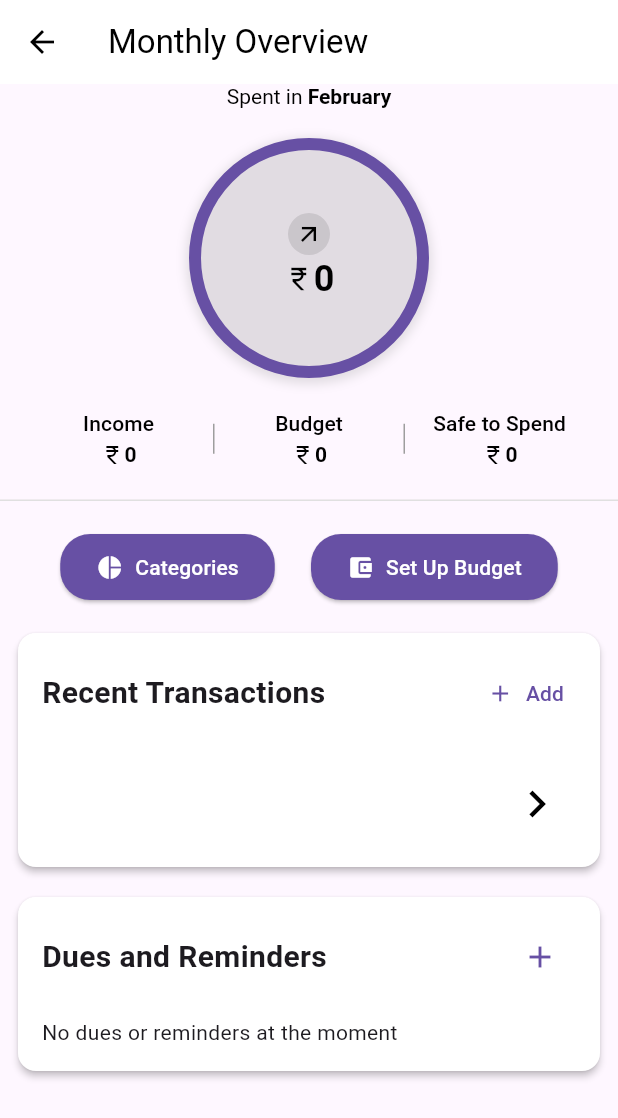
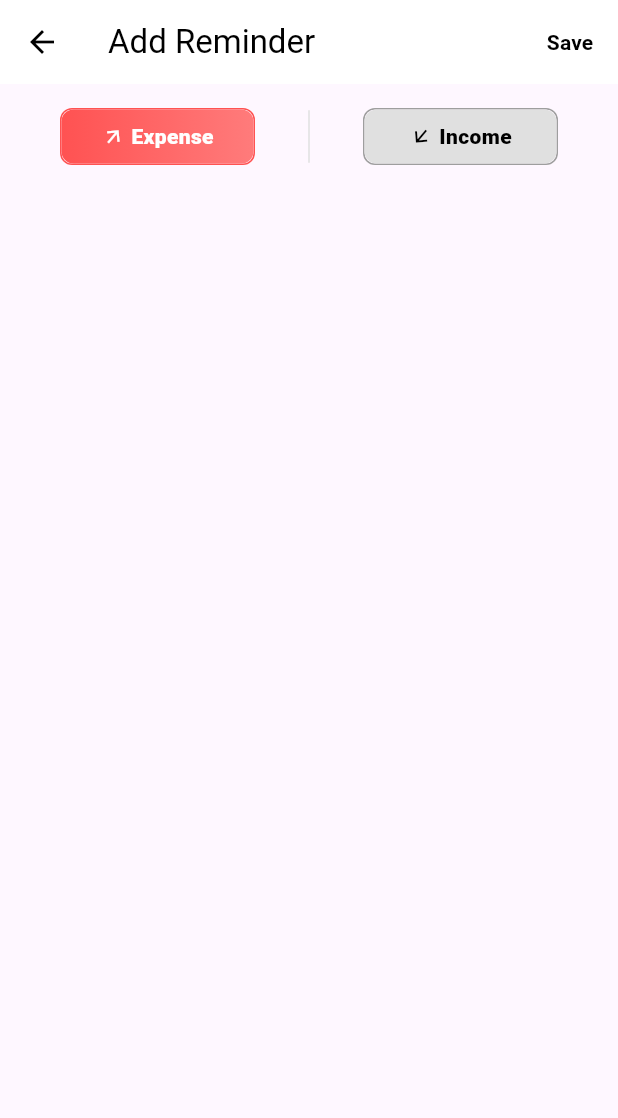
Before and after one commit to taruntejajangila/Expenses_Application, a Flutter app: the MonthlyOverview screen opened directly with empty values, after a tap on the "add" icon, on a phone screen of 412 x 824 dp. Shown: the top 1118 px of the screen. Run offline on Flutter 3.47's test engine with Material 3 defaults, Android fonts, the phone set to English and light mode, and no system bars.

Commit message:
add reminder page creation

```diff
--- a/lib/main.dart
+++ b/lib/main.dart
@@ -1,6 +1,5 @@
 import 'package:flutter/material.dart';
-import 'widgets/new_page.dart'; // Importing the new page
-
+import 'widgets/add_reminder.dart';
 import 'package:flutter_localizations/flutter_localizations.dart';
 import 'widgets/expenses.dart';
 
@@ -17,6 +16,7 @@ var kDarkColorScheme = ColorScheme.fromSeed(
 void main() {
   runApp(
     MaterialApp(
+      routes: {'/add-reminder': (context) => AddReminder()},
       localizationsDelegates: const [
         GlobalMaterialLocalizations.delegate,
         GlobalWidgetsLocalizations.delegate,
--- a/lib/widgets/Monthly_Overview.dart
+++ b/lib/widgets/Monthly_Overview.dart
@@ -517,7 +517,7 @@ class _MonthlyOverviewState extends State<MonthlyOverview> {
                           IconButton(
                             icon: const Icon(Icons.add),
                             onPressed: () {
-                              // TODO: Implement add due/reminder functionality
+                              Navigator.pushNamed(context, '/add-reminder');
                             },
                             color: Theme.of(context).primaryColor,
                           ),
--- /dev/null
+++ b/lib/widgets/add_reminder.dart
@@ -0,0 +1,210 @@
+import 'package:flutter/material.dart';
+import '../models/expense.dart';
+
+class AddReminder extends StatefulWidget {
+  const AddReminder({super.key});
+
+  @override
+  State<AddReminder> createState() => _AddReminderState();
+}
+
+class _AddReminderState extends State<AddReminder> {
+  TransactionType _selectedType = TransactionType.expense;
+
+  @override
+  Widget build(BuildContext context) {
+    return Scaffold(
+      appBar: AppBar(
+        title: const Text('Add Reminder'),
+        actions: [
+          TextButton(
+            onPressed: () {
+              // Save action
+            },
+            child: const Text(
+              'Save',
+              style: TextStyle(
+                color: Colors.black,
+                fontWeight: FontWeight.bold,
+              ),
+            ),
+          ),
+        ],
+      ),
+      body: SingleChildScrollView(
+        child: Padding(
+          padding: const EdgeInsets.all(16.0),
+          child: Column(
+            children: [
+              Padding(
+                padding: const EdgeInsets.symmetric(horizontal: 24.0),
+                child: Row(
+                  mainAxisAlignment: MainAxisAlignment.spaceBetween,
+                  children: [
+                    SizedBox(
+                      width: 130,
+                      child: Container(
+                        decoration: BoxDecoration(
+                          borderRadius: BorderRadius.circular(8),
+                          border: Border.all(
+                            color:
+                                _selectedType == TransactionType.expense
+                                    ? const Color.fromARGB(255, 255, 82, 82)
+                                    : Colors.grey,
+                          ),
+                        ),
+                        child: Material(
+                          color: Colors.transparent,
+                          child: InkWell(
+                            onTap: () {
+                              setState(() {
+                                _selectedType = TransactionType.expense;
+                              });
+                            },
+                            borderRadius: BorderRadius.circular(8),
+                            child: Container(
+                              padding: const EdgeInsets.symmetric(
+                                horizontal: 12,
+                                vertical: 8,
+                              ),
+                              decoration: BoxDecoration(
+                                gradient:
+                                    _selectedType == TransactionType.expense
+                                        ? const LinearGradient(
+                                          colors: [
+                                            Color.fromARGB(255, 255, 82, 82),
+                                            Color.fromARGB(255, 255, 123, 123),
+                                          ],
+                                        )
+                                        : null,
+                                color:
+                                    _selectedType == TransactionType.expense
+                                        ? null
+                                        : Colors.grey[300],
+                                borderRadius: BorderRadius.circular(8),
+                              ),
+                              child: Row(
+                                mainAxisAlignment: MainAxisAlignment.center,
+                                children: [
+                                  Transform.rotate(
+                                    angle: 220 * 3.14159 / 180,
+                                    child: Icon(
+                                      Icons.arrow_downward,
+                                      color:
+                                          _selectedType ==
+                                                  TransactionType.expense
+                                              ? Colors.white
+                                              : Colors.black,
+                                      size: 16,
+                                    ),
+                                  ),
+                                  const SizedBox(width: 4),
+                                  Text(
+                                    'Expense',
+                                    textAlign: TextAlign.center,
+                                    style: TextStyle(
+                                      color:
+                                          _selectedType ==
+                                                  TransactionType.expense
+                                              ? Colors.white
+                                              : Colors.black,
+                                      fontWeight: FontWeight.w900,
+                                      fontSize: 14,
+                                    ),
+                                  ),
+                                ],
+                              ),
+                            ),
+                          ),
+                        ),
+                      ),
+                    ),
+                    Container(width: 1, height: 35, color: Colors.grey[300]),
+                    SizedBox(
+                      width: 130,
+                      child: Container(
+                        decoration: BoxDecoration(
+                          borderRadius: BorderRadius.circular(8),
+                          border: Border.all(
+                            color:
+                                _selectedType == TransactionType.income
+                                    ? const Color.fromARGB(255, 76, 175, 80)
+                                    : Colors.grey,
+                          ),
+                        ),
+                        child: Material(
+                          color: Colors.transparent,
+                          child: InkWell(
+                            onTap: () {
+                              setState(() {
+                                _selectedType = TransactionType.income;
+                              });
+                            },
+                            borderRadius: BorderRadius.circular(8),
+                            child: Container(
+                              padding: const EdgeInsets.symmetric(
+                                horizontal: 12,
+                                vertical: 8,
+                              ),
+                              decoration: BoxDecoration(
+                                gradient:
+                                    _selectedType == TransactionType.income
+                                        ? const LinearGradient(
+                                          colors: [
+                                            Color.fromARGB(255, 76, 175, 80),
+                                            Color.fromARGB(255, 129, 199, 132),
+                                          ],
+                                        )
+                                        : null,
+                                color:
+                                    _selectedType == TransactionType.income
+                                        ? null
+                                        : Colors.grey[300],
+                                borderRadius: BorderRadius.circular(8),
+                              ),
+                              child: Row(
+                                mainAxisAlignment: MainAxisAlignment.center,
+                                children: [
+                                  Transform.rotate(
+                                    angle: 220 * 3.14159 / 180,
+                                    child: Icon(
+                                      Icons.arrow_upward,
+                                      color:
+                                          _selectedType ==
+                                                  TransactionType.income
+                                              ? Colors.white
+                                              : Colors.black,
+                                      size: 16,
+                                    ),
+                                  ),
+                                  const SizedBox(width: 4),
+                                  Text(
+                                    'Income',
+                                    textAlign: TextAlign.center,
+                                    style: TextStyle(
+                                      color:
+                                          _selectedType ==
+                                                  TransactionType.income
+                                              ? Colors.white
+                                              : Colors.black,
+                                      fontWeight: FontWeight.w900,
+                                      fontSize: 14,
+                                    ),
+                                  ),
+                                ],
+                              ),
+                            ),
+                          ),
+                        ),
+                      ),
+                    ),
+                  ],
+                ),
+              ),
+            ],
+          ),
+        ),
+      ),
+    );
+  }
+}
```
